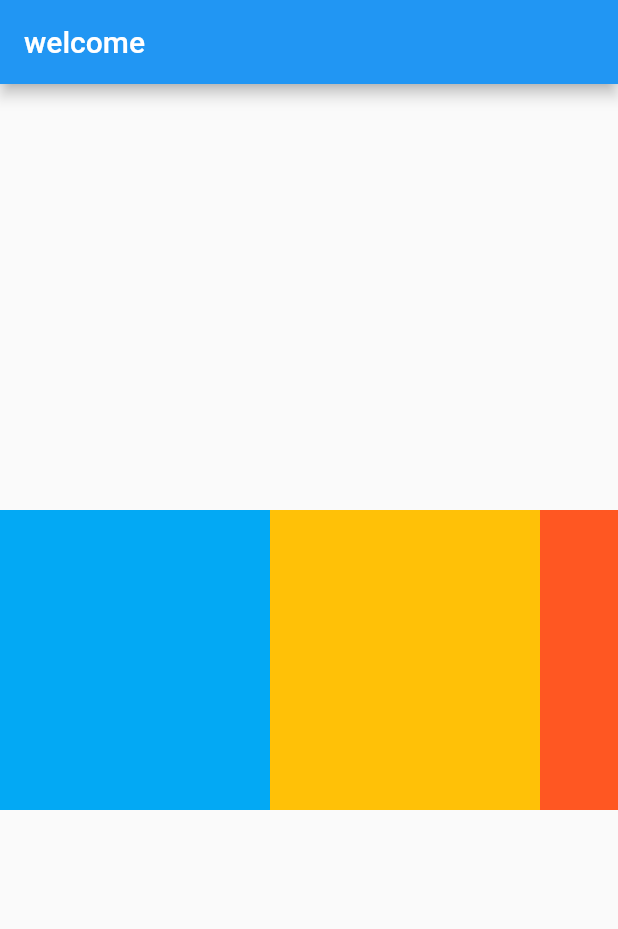
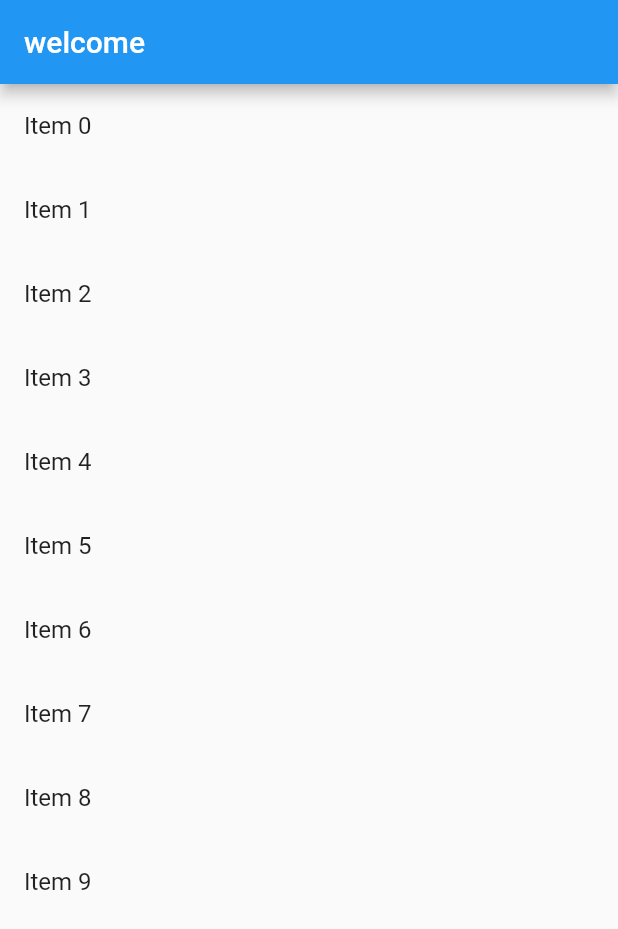
Before and after one commit to lb66/flutter-demo-2, a Flutter app: the screen it shows after launch, on a phone screen of 412 x 824 dp. Shown: the top 929 px of the screen. Run offline on Flutter 3.47's test engine with Material 2 defaults, Android fonts, the phone set to English and light mode, and no system bars.

Commit message:
动态列表

```diff
--- a/lib/main.dart
+++ b/lib/main.dart
@@ -1,37 +1,46 @@
 import 'package:flutter/material.dart';
 
 void main() {
-  runApp(MyApp());
+  runApp(MyApp(xxx: new List<String>.generate(10, (i) => "Item $i")));
 }
 
 class MyApp extends StatelessWidget {
+  final List<String> xxx;
+  MyApp({Key key, @required this.xxx}) : super(key: key);
   @override
   Widget build(BuildContext context) {
     return MaterialApp(
         title: 'welcome',
         home: Scaffold(
             appBar: AppBar(title: new Text('welcome')),
+            body: new ListView.builder(
+                itemCount: xxx.length,
+                itemBuilder: (context, index) {
+                  return new ListTile(
+                    title: new Text('${xxx[index]}'),
+                  );
+                })
 
-          body:Center(
-          child:Container(
-            height:200.0,
-            child:new ListView(
-              scrollDirection: Axis.horizontal,
-              children: <Widget>[
-                new Container(
-                  width:180.0,
-                  color: Colors.lightBlue,
-                ), new Container(
-                  width:180.0,
-                  color: Colors.amber,
-                ), new Container(
-                  width:180.0,
-                  color: Colors.deepOrange,
-                ),
-              ],
-            )
-          ),
-          ),
+            // body:Center(
+            // child:Container(
+            //   height:200.0,
+            //   child:new ListView(
+            //     scrollDirection: Axis.horizontal,
+            //     children: <Widget>[
+            //       new Container(
+            //         width:180.0,
+            //         color: Colors.lightBlue,
+            //       ), new Container(
+            //         width:180.0,
+            //         color: Colors.amber,
+            //       ), new Container(
+            //         width:180.0,
+            //         color: Colors.deepOrange,
+            //       ),
+            //     ],
+            //   )
+            // ),
+            // ),
             // body: new ListView(children: <Widget>[
             //   new ListTile(
             //       leading: new Icon(Icons.access_time),
```
Lines whose indentation alone changed are shown as unchanged.
